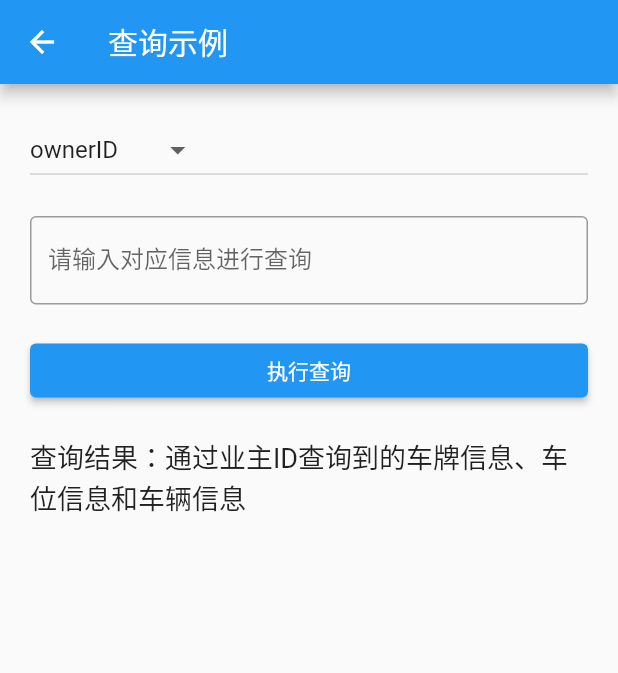
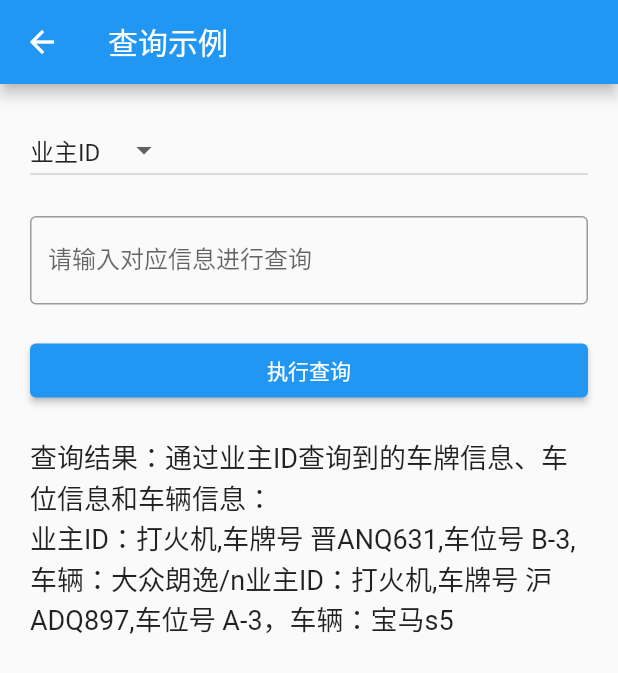
Before and after one commit to Niggling/SmartCommunity, a Flutter app: the CertifiedVehicleLog screen opened directly, after a tap on "执行查询", on a phone screen of 412 x 824 dp. Shown: the top 673 px of the screen. Run offline on Flutter 3.47's test engine with Material 2 defaults, Android fonts, the phone set to English and light mode, and no system bars; our stand-ins replace dio, image_picker, video_player; missing offline and left inert: mysql1.

Commit message:
英文按钮改中文+数据调整

```diff
--- a/lib/certifiedvechiclelog.dart
+++ b/lib/certifiedvechiclelog.dart
@@ -6,7 +6,7 @@ class CertifiedVehicleLog extends StatefulWidget {
 }
 
 class _CertifiedVehicleLogState extends State<CertifiedVehicleLog> {
-  String queryType = 'ownerID';
+  String queryType = '业主ID'; // 将英文替换为中文
   String queryValue = '';
   String queryResult = '';
 
@@ -14,15 +14,19 @@ class _CertifiedVehicleLogState extends State<CertifiedVehicleLog> {
     // 在这里编写查询逻辑，根据查询类型和查询值执行相应的查询操作，并将结果赋值给queryResult
 
     // 示例代码，根据不同的查询类型执行不同的查询操作
-    if (queryType == 'ownerID') {
+    if (queryType == '业主ID') { // 将英文替换为中文
       // 通过业主ID查找车牌信息、车位信息和车辆信息
-      queryResult = '查询结果：通过业主ID查询到的车牌信息、车位信息和车辆信息';
-    } else if (queryType == 'licensePlate') {
+      queryResult = '查询结果：通过业主ID查询到的车牌信息、车位信息和车辆信息：\n'
+          '业主ID：打火机,车牌号 晋ANQ631,车位号 B-3,车辆：大众朗逸/n'
+          '业主ID：打火机,车牌号 沪ADQ897,车位号 A-3，车辆：宝马s5';
+    } else if (queryType == '车牌号') { // 将英文替换为中文
       // 通过车牌信息查找业主ID、车位信息和车辆信息
-      queryResult = '查询结果：通过车牌信息查询到的业主ID、车位信息和车辆信息';
-    } else if (queryType == 'parkingInfo') {
+      queryResult = '查询结果：通过车牌信息查询到的业主ID、车位信息和车辆信息:\n'
+          '车牌号 晋ANQ631,业主ID：打火机,车位号 B-3,车辆：大众朗逸';
+    } else if (queryType == '车位信息') { // 将英文替换为中文
       // 通过车位信息查找业主ID、车牌信息和车辆信息
-      queryResult = '查询结果：通过车位信息查询到的业主ID、车牌信息和车辆信息';
+      queryResult = '查询结果：通过车位信息查询到的业主ID、车牌信息和车辆信息:\n'
+          '车位号 B-3,车牌号 晋ANQ631,业主ID：打火机,车辆：大众朗逸';
     }
 
     setState(() {});
@@ -49,9 +53,9 @@ class _CertifiedVehicleLogState extends State<CertifiedVehicleLog> {
                   });
                 },
                 items: <String>[
-                  'ownerID',
-                  'licensePlate',
-                  'parkingInfo',
+                  '业主ID', // 将英文替换为中文
+                  '车牌号', // 将英文替换为中文
+                  '车位信息', // 将英文替换为中文
                 ].map<DropdownMenuItem<String>>((String value) {
                   return DropdownMenuItem<String>(
                     value: value,
--- a/lib/tenementcar.dart
+++ b/lib/tenementcar.dart
@@ -10,7 +10,7 @@ class MyHomePage extends StatelessWidget {
   Widget build(BuildContext context) {
     return Scaffold(
       appBar: AppBar(
-        title: Text('车辆审核'),
+        title: Text('物业端'),
       ),
       body: Center(
         child: Column(
@@ -26,7 +26,6 @@ class MyHomePage extends StatelessWidget {
               },
               child: Text('已认证车辆查询'),
             ),
-            SizedBox(height: 16.0),
             ElevatedButton(
               onPressed: () {
                 Navigator.push(
@@ -48,5 +47,6 @@ void main() {
 
   runApp(MaterialApp(
     title: 'Tenement Car',
+    home: MyHomePage()
   ));
 }
--- a/lib/vehicleaudit.dart
+++ b/lib/vehicleaudit.dart
@@ -74,9 +74,9 @@ class _VehicleApprovalPageState extends State<VehicleApprovalPage> with SingleTi
                 children: [
                   // 这里可以添加审核单的具体信息
                   Text('$approval 的详细信息'),
-                  Text('业主ID为 2020214612'),
-                  Text('车牌号为 静安寺大家'),
-                  Text('车位号为 23234324'),
+                  Text('业主ID为 打火机'),
+                  Text('车牌号为 晋ANQ631'),
+                  Text('车位号为 B-3'),
                 ],
                 trailing: Row(
                   mainAxisSize: MainAxisSize.min,
```
